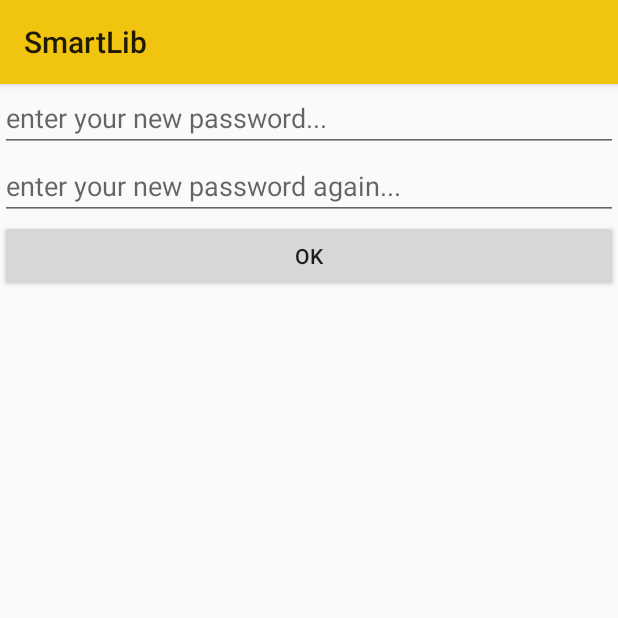
After one commit to CalibrePortable/CalibrePortable, an Android app: the fragment ModifyPasswordFragment shown on its own in the app's theme, on a phone screen of 412 x 824 dp, the top half of it. The commit adds this screen. Run offline under Robolectric (Android 15) with nearby library versions, the light colour scheme and no system bars; our stand-ins replace ButterKnife; libraries missing offline, so code that uses them is left out: retrofit.client; 1 statement that could not run was skipped.

Commit message:
增加修改密码功能

```diff
--- /dev/null
+++ b/SmartLib/app/src/main/java/org/geeklub/smartlib/ModifyPasswordFragment.java
@@ -0,0 +1,86 @@
+package org.geeklub.smartlib;
+
+import android.app.Fragment;
+import android.os.Bundle;
+import android.support.annotation.Nullable;
+import android.text.TextUtils;
+import android.view.LayoutInflater;
+import android.view.View;
+import android.view.ViewGroup;
+import android.widget.Button;
+import android.widget.EditText;
+import butterknife.ButterKnife;
+import butterknife.InjectView;
+import org.geeklub.smartlib.beans.ServerResponse;
+import org.geeklub.smartlib.services.NormalUserService;
+import retrofit.Callback;
+import retrofit.RestAdapter;
+import retrofit.RetrofitError;
+import retrofit.client.Response;
+
+/**
+ * Created by Vass on 2014/11/13.
+ */
+public class ModifyPasswordFragment extends BaseFragment {
+
+  public static final String MODIFY_PASSWORD_FRAGMENT = "modify_password_fragment";
+
+  private RestAdapter mRestAdapter;
+
+  private NormalUserService mService;
+
+  @InjectView(R.id.et_new_password) EditText mNewPassword;
+  @InjectView(R.id.et_new_re_password) EditText mNewRePassword;
+  @InjectView(R.id.btn_ok) Button mConfirm;
+
+  public static Fragment newInstance() {
+    Fragment modifyPasswordFragment = new ModifyPasswordFragment();
+    Bundle args = new Bundle();
+    modifyPasswordFragment.setArguments(args);
+    return modifyPasswordFragment;
+  }
+
+  @Override public void onCreate(Bundle savedInstanceState) {
+    super.onCreate(savedInstanceState);
+
+    mRestAdapter =
+        new RestAdapter.Builder().setEndpoint("http://www.flappyant.com/book/API.php").build();
+  }
+
+  @Nullable @Override public View onCreateView(LayoutInflater inflater, ViewGroup container,
+      Bundle savedInstanceState) {
+    View view = LayoutInflater.from(getActivity()).inflate(R.layout.fragment_modify_password, null);
+    ButterKnife.inject(this, view);
+
+    mConfirm.setOnClickListener(new View.OnClickListener() {
+      @Override public void onClick(View v) {
+        sendNewPasswordToServer(mNewPassword.getText().toString(),
+            mNewRePassword.getText().toString());
+      }
+    });
+
+    return view;
+  }
+
+  private void sendNewPasswordToServer(String newPassword, String reNewPassword) {
+    if (TextUtils.isEmpty(newPassword)) {
+      mNewPassword.setError("empty new password...");
+    }
+
+    if (TextUtils.isEmpty(reNewPassword)) {
+      mNewPassword.setError("empty new repassword...");
+    }
+
+    if (!newPassword.equals(reNewPassword)) {
+      mService.modifyPassword("", "", newPassword, reNewPassword, new Callback<ServerResponse>() {
+        @Override public void success(ServerResponse serverResponse, Response response) {
+
+        }
+
+        @Override public void failure(RetrofitError error) {
+
+        }
+      });
+    }
+  }
+}
--- a/SmartLib/app/src/main/java/org/geeklub/smartlib/services/NormaluserService.java
+++ b/SmartLib/app/src/main/java/org/geeklub/smartlib/services/NormaluserService.java
@@ -17,7 +17,7 @@ public interface NormalUserService {
 
   @GET("/passChange/{userId}/{oldPass}/{newPass}/{renewPass}") void modifyPassword(
       @Path("userId") String userId, @Path("oldPass") String oldPassword,
-      @Path("newPass") String newPassword, @Path("renewPass") String reNewPassword);
+      @Path("newPass") String newPassword, @Path("renewPass") String reNewPassword,Callback<ServerResponse> callback);
 
   @FormUrlEncoded @POST("/normalUser/login") void login(@Field("userId") String userId,
       @Field("password") String password, Callback<ServerResponse> callback);
--- /dev/null
+++ b/SmartLib/app/src/main/res/layout/fragment_modify_password.xml
@@ -0,0 +1,35 @@
+<?xml version="1.0" encoding="utf-8"?>
+
+<LinearLayout xmlns:android="http://schemas.android.com/apk/res/android"
+    android:orientation="vertical"
+    android:layout_width="match_parent"
+    android:layout_height="match_parent">
+
+
+  <EditText
+      android:hint="@string/et_new_password_hint"
+      android:layout_width="match_parent"
+      android:layout_height="wrap_content"
+      android:inputType="textPassword"
+      android:ems="10"
+      android:id="@+id/et_new_password"
+      android:layout_gravity="center_horizontal"/>
+
+  <EditText
+      android:hint="@string/et_new_re_password_hint"
+      android:layout_width="match_parent"
+      android:layout_height="wrap_content"
+      android:inputType="textPassword"
+      android:ems="10"
+      android:id="@+id/et_new_re_password"
+      android:layout_gravity="center_horizontal"/>
+
+
+  <Button
+      android:text="ok"
+      android:id="@+id/btn_ok"
+      android:layout_width="match_parent"
+      android:layout_height="wrap_content"/>
+
+
+</LinearLayout>
--- a/SmartLib/app/src/main/res/values/strings.xml
+++ b/SmartLib/app/src/main/res/values/strings.xml
@@ -15,6 +15,10 @@
   <string name="et_re_password_hint">enter your password again</string>
   <string name="search_hint">Search Books you want...</string>
 
+  <string name="et_old_password_hint">enter your old password...</string>
+  <string name="et_new_password_hint">enter your new password...</string>
+  <string name="et_new_re_password_hint">enter your new password again...</string>
+
 
   <string name="login">login</string>
   <string name="register">register</string>
@@ -31,6 +35,10 @@
   <string name="action_settings">Settings</string>
   <string name="action_qr_code">QR Code</string>
 
+  <string name="modify_password">Modify Your Password</string>
+
+
+
   <array name="categorys_array">
     <item>图书馆</item>
     <item>已借阅</item>
```
Also changed, not shown: SmartLib/app/src/main/AndroidManifest.xml (+13 -0 lines), SmartLib/app/src/main/java/org/geeklub/smartlib/ModifyPasswordActivity.java (added, +33 -0 lines), SmartLib/app/src/main/res/layout/activity_modify_password.xml (added, +18 -0 lines), SmartLib/app/src/main/res/xml/settings.xml (+7 -1 lines).
